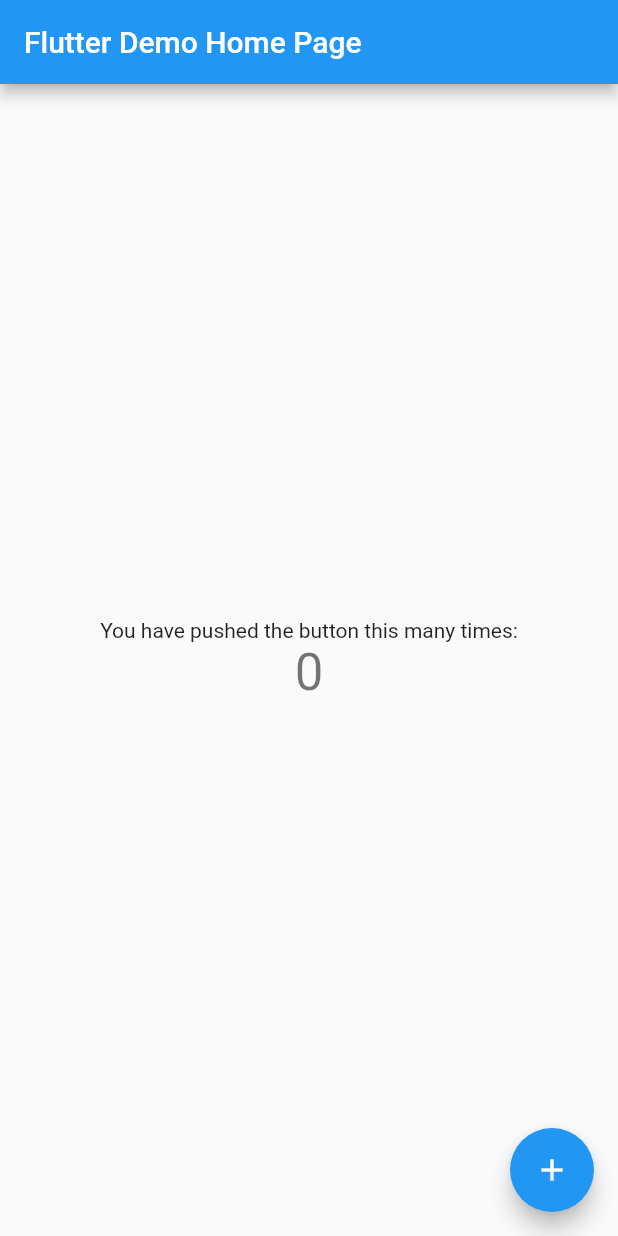
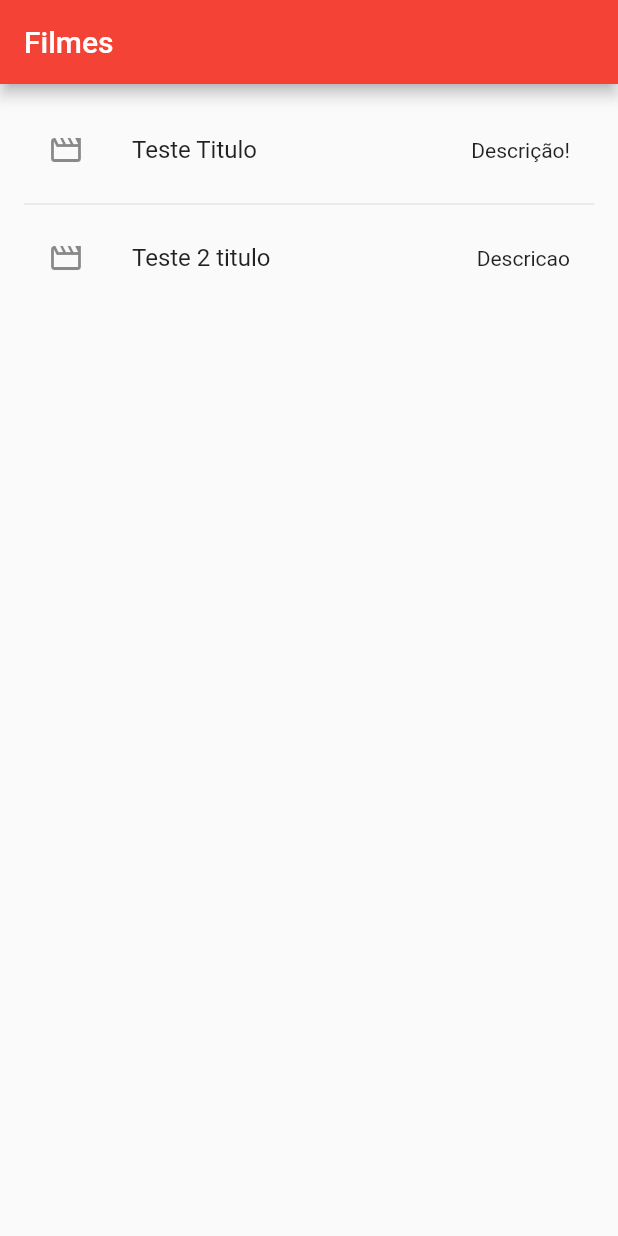
Before and after one commit to aldo-pereira22/single_sign_on_flutter, a Flutter app: the screen it shows after launch, on a phone screen of 412 x 824 dp. Run offline on Flutter 3.47's test engine with Material 2 defaults, Android fonts, the phone set to English and light mode, and no system bars.

Commit message:
HomePage

```diff
--- /dev/null
+++ b/lib/comtroller/home_controller.dart
@@ -0,0 +1,12 @@
+import '../models/filmes.dart';
+
+class HomeController {
+  late List<Filmes> listaFilmes;
+
+  HomeController() {
+    this.listaFilmes = [
+      Filmes("Teste Titulo", "Teste Subtitulo", "Descrição!"),
+      Filmes("Teste 2 titulo", "Teste 2 subtitulo", "Descricao")
+    ];
+  }
+}
--- a/lib/main.dart
+++ b/lib/main.dart
@@ -1,113 +1,92 @@
+// import 'package:flutter/material.dart';
+// import 'package:firebase_core/firebase_core.dart';
+// import 'package:firebase_auth/firebase_auth.dart';
+
+// void main() async {
+//   WidgetsFlutterBinding.ensureInitialized();
+//   await Firebase.initializeApp();
+//   runApp(MyApp());
+// }
+
+// class MyApp extends StatelessWidget {
+//   // This widget is the root of your application.
+//   @override
+//   Widget build(BuildContext context) {
+//     return MaterialApp(
+//       title: 'Teste Teste',
+//       theme: ThemeData(
+//         primarySwatch: Colors.blue,
+//       ),
+//       home: MyHomePage(title: 'Olá, teste Dart!'),
+//     );
+//   }
+// }
+
+// class MyHomePage extends StatefulWidget {
+//   MyHomePage({Key? key, required this.title}) : super(key: key);
+
+//   final String title;
+
+//   @override
+//   _MyHomePageState createState() => _MyHomePageState();
+// }
+
+// class _MyHomePageState extends State<MyHomePage> {
+//   int _counter = 0;
+
+//   void _incrementCounter() {
+//     setState(() {
+//       _counter += 10;
+//     });
+//   }
+
+//   @override
+//   Widget build(BuildContext context) {
+//     return Scaffold(
+//       appBar: AppBar(
+//         title: Text(widget.title),
+//       ),
+//       body: Center(
+//         child: Column(
+//           mainAxisAlignment: MainAxisAlignment.center,
+//           children: <Widget>[
+//             Text(
+//               'You have pushed the button this many times:',
+//             ),
+//             Text(
+//               '$_counter',
+//               style: Theme.of(context).textTheme.bodyText1,
+//             ),
+//           ],
+//         ),
+//       ),
+//       floatingActionButton: FloatingActionButton(
+//         onPressed: _incrementCounter,
+//         tooltip: 'Increment',
+//         child: Icon(Icons.add),
+//       ), // This trailing comma makes auto-formatting nicer for build methods.
+//     );
+//   }
+// }
+import 'package:flutter/cupertino.dart';
 import 'package:flutter/material.dart';
+import 'package:single_sign_on/pages/home_page.dart';
 
 void main() {
-  runApp(MyApp());
+  runApp(AppFilmes());
 }
 
-class MyApp extends StatelessWidget {
-  // This widget is the root of your application.
+class AppFilmes extends StatelessWidget {
   @override
   Widget build(BuildContext context) {
     return MaterialApp(
-      title: 'Flutter Demo',
+      title: "Deve Filmes",
+      debugShowCheckedModeBanner: false,
       theme: ThemeData(
-        // This is the theme of your application.
-        //
-        // Try running your application with "flutter run". You'll see the
-        // application has a blue toolbar. Then, without quitting the app, try
-        // changing the primarySwatch below to Colors.green and then invoke
-        // "hot reload" (press "r" in the console where you ran "flutter run",
-        // or simply save your changes to "hot reload" in a Flutter IDE).
-        // Notice that the counter didn't reset back to zero; the application
-        // is not restarted.
-        primarySwatch: Colors.blue,
+        primarySwatch: Colors.red,
+        visualDensity: VisualDensity.adaptivePlatformDensity,
       ),
-      home: MyHomePage(title: 'Flutter Demo Home Page'),
+      home: HomePage(),
     );
   }
 }
-
-class MyHomePage extends StatefulWidget {
-  MyHomePage({Key? key, required this.title}) : super(key: key);
-
-  // This widget is the home page of your application. It is stateful, meaning
-  // that it has a State object (defined below) that contains fields that affect
-  // how it looks.
-
-  // This class is the configuration for the state. It holds the values (in this
-  // case the title) provided by the parent (in this case the App widget) and
-  // used by the build method of the State. Fields in a Widget subclass are
-  // always marked "final".
-
-  final String title;
-
-  @override
-  _MyHomePageState createState() => _MyHomePageState();
-}
-
-class _MyHomePageState extends State<MyHomePage> {
-  int _counter = 0;
-
-  void _incrementCounter() {
-    setState(() {
-      // This call to setState tells the Flutter framework that something has
-      // changed in this State, which causes it to rerun the build method below
-      // so that the display can reflect the updated values. If we changed
-      // _counter without calling setState(), then the build method would not be
-      // called again, and so nothing would appear to happen.
-      _counter++;
-    });
-  }
-
-  @override
-  Widget build(BuildContext context) {
-    // This method is rerun every time setState is called, for instance as done
-    // by the _incrementCounter method above.
-    //
-    // The Flutter framework has been optimized to make rerunning build methods
-    // fast, so that you can just rebuild anything that needs updating rather
-    // than having to individually change instances of widgets.
-    return Scaffold(
-      appBar: AppBar(
-        // Here we take the value from the MyHomePage object that was created by
-        // the App.build method, and use it to set our appbar title.
-        title: Text(widget.title),
-      ),
-      body: Center(
-        // Center is a layout widget. It takes a single child and positions it
-        // in the middle of the parent.
-        child: Column(
-          // Column is also a layout widget. It takes a list of children and
-          // arranges them vertically. By default, it sizes itself to fit its
-          // children horizontally, and tries to be as tall as its parent.
-          //
-          // Invoke "debug painting" (press "p" in the console, choose the
-          // "Toggle Debug Paint" action from the Flutter Inspector in Android
-          // Studio, or the "Toggle Debug Paint" command in Visual Studio Code)
-          // to see the wireframe for each widget.
-          //
-          // Column has various properties to control how it sizes itself and
-          // how it positions its children. Here we use mainAxisAlignment to
-          // center the children vertically; the main axis here is the vertical
-          // axis because Columns are vertical (the cross axis would be
-          // horizontal).
-          mainAxisAlignment: MainAxisAlignment.center,
-          children: <Widget>[
-            Text(
-              'You have pushed the button this many times:',
-            ),
-            Text(
-              '$_counter',
-              style: Theme.of(context).textTheme.headline4,
-            ),
-          ],
-        ),
-      ),
-      floatingActionButton: FloatingActionButton(
-        onPressed: _incrementCounter,
-        tooltip: 'Increment',
-        child: Icon(Icons.add),
-      ), // This trailing comma makes auto-formatting nicer for build methods.
-    );
-  }
-}
--- /dev/null
+++ b/lib/models/filmes.dart
@@ -0,0 +1,7 @@
+class Filmes {
+  String titulo;
+  String subtitulo;
+  String descricao;
+
+  Filmes(this.titulo, this.subtitulo, this.descricao);
+}
--- /dev/null
+++ b/lib/pages/home_page.dart
@@ -0,0 +1,30 @@
+import 'package:flutter/material.dart';
+import 'package:single_sign_on/comtroller/home_controller.dart';
+import '../comtroller/home_controller.dart';
+
+// ignore: must_be_immutable
+class HomePage extends StatelessWidget {
+  var controller = HomeController();
+  @override
+  Widget build(BuildContext context) {
+    return Scaffold(
+      appBar: AppBar(
+        title: Text("Filmes"),
+      ),
+      body: ListView.separated(
+          itemBuilder: (BuildContext contexto, int i) {
+            final tabela = controller.listaFilmes;
+            return ListTile(
+              leading: Icon(Icons.movie_creation_outlined),
+              title: Text(tabela[i].titulo),
+              trailing: Text(
+                tabela[i].descricao,
+              ),
+            );
+          },
+          separatorBuilder: (_, __) => Divider(),
+          padding: EdgeInsets.all(16),
+          itemCount: controller.listaFilmes.length),
+    );
+  }
+}
--- a/pubspec.yaml
+++ b/pubspec.yaml
@@ -24,6 +24,8 @@ dependencies:
   flutter:
     sdk: flutter
 
+  firebase_core: ^1.11.0
+  firebase_auth: ^3.3.5
 
   # The following adds the Cupertino Icons font to your application.
   # Use with the CupertinoIcons class for iOS style icons.
```
Also changed, not shown: pubspec.lock, 1 other file.
